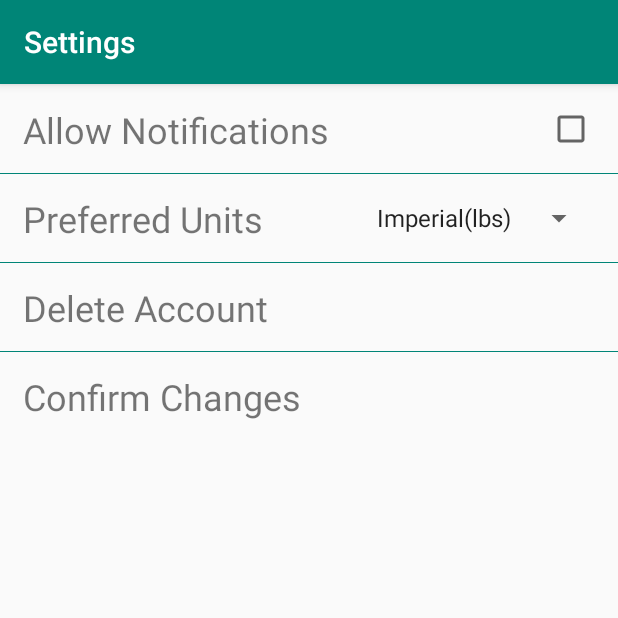
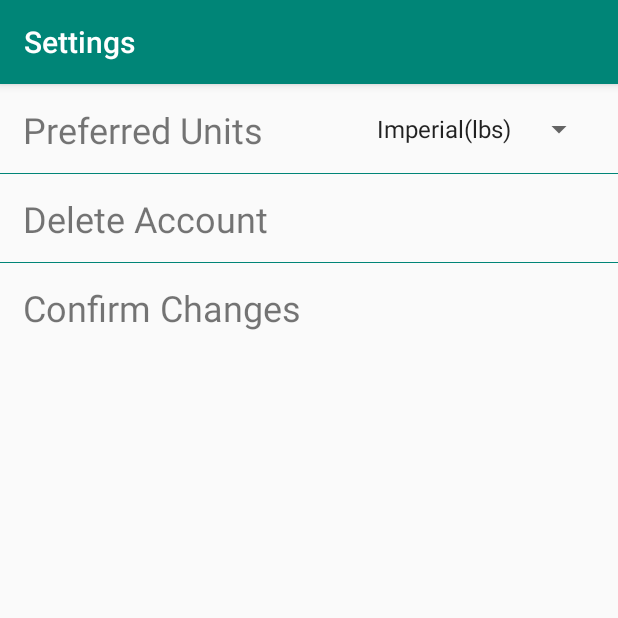
Before and after one commit to yianniw/Weight-Mate, an Android app: the ProfileActivity screen opened directly, with no data from a screen before it, after a tap on "SETTINGS", on a phone screen of 412 x 824 dp, the top half of it. Run offline under Robolectric (Android 15) with nearby library versions, the phone set to English and light mode, and no system bars; 4 statements that could not run were skipped.

Commit message:
Fix ProfilePage Signin Bug and Notif Settings Rem

```diff
--- a/app/src/main/AndroidManifest.xml
+++ b/app/src/main/AndroidManifest.xml
@@ -14,6 +14,11 @@
         <activity android:name=".SettingsActivity" />
 
         <activity android:name=".SignUpActivity" />
+        <receiver android:name=".SignUpActivity$DownloadCancelReceiver" android:exported="false">
+            <intent-filter>
+                <action android:name="Signed_Up" />
+            </intent-filter>
+        </receiver>
 
         <activity android:name=".AddMealActivity" />
         <activity android:name=".LoginPage" />
--- a/app/src/main/java/edu/fsu/cs/weightmate/ProfileActivity.java
+++ b/app/src/main/java/edu/fsu/cs/weightmate/ProfileActivity.java
@@ -105,11 +105,13 @@ public class ProfileActivity extends Activity implements View.OnClickListener {
                 null
         );
         cursor.moveToFirst();
+        if (cursor != null) {
 
-        // Set texts to query results
-        profileName.setText(cursor.getString(cursor.getColumnIndex(MyContentProvider.COLUMN_NAME)));
-        currentWeight.setText(cursor.getString(cursor.getColumnIndex(MyContentProvider.COLUMN_WEIGHT)));
-        goalWeight.setText(cursor.getString(cursor.getColumnIndex(MyContentProvider.COLUMN_GWEIGHT)));
+            // Set texts to query resultsz
+            profileName.setText(cursor.getString(cursor.getColumnIndex(MyContentProvider.COLUMN_NAME)));
+            currentWeight.setText(cursor.getString(cursor.getColumnIndex(MyContentProvider.COLUMN_WEIGHT)));
+            goalWeight.setText(cursor.getString(cursor.getColumnIndex(MyContentProvider.COLUMN_GWEIGHT)));
+        }
 
         unit1.setText(R.string.units_freedom);
         unit2.setText(R.string.units_freedom);
--- a/app/src/main/res/layout/activity_settings.xml
+++ b/app/src/main/res/layout/activity_settings.xml
@@ -18,32 +18,6 @@
             android:showDividers="middle">
 
             <!-- Notifications -->
-            <androidx.constraintlayout.widget.ConstraintLayout
-                android:id="@+id/settings_notify_layout"
-                android:layout_width="match_parent"
-                android:layout_height="60dp">
-
-                <TextView
-                    android:layout_width="wrap_content"
-                    android:layout_height="wrap_content"
-                    android:layout_margin="15dp"
-                    android:text="@string/settings_notifications"
-                    android:textSize="24sp"
-                    app:layout_constraintBottom_toBottomOf="parent"
-                    app:layout_constraintStart_toStartOf="parent"
-                    app:layout_constraintTop_toTopOf="parent" />
-
-                <CheckBox
-                    android:id="@+id/settings_notify_checkbox"
-                    android:layout_width="wrap_content"
-                    android:layout_height="wrap_content"
-                    android:layout_margin="15dp"
-                    android:clickable="false"
-                    app:layout_constraintBottom_toBottomOf="parent"
-                    app:layout_constraintEnd_toEndOf="parent"
-                    app:layout_constraintTop_toTopOf="parent" />
-
-            </androidx.constraintlayout.widget.ConstraintLayout>
 
             <!-- Units -->
             <androidx.constraintlayout.widget.ConstraintLayout
```
Also changed, not shown: app/src/main/java/edu/fsu/cs/weightmate/SignUpActivity.java (+31 -0 lines).
